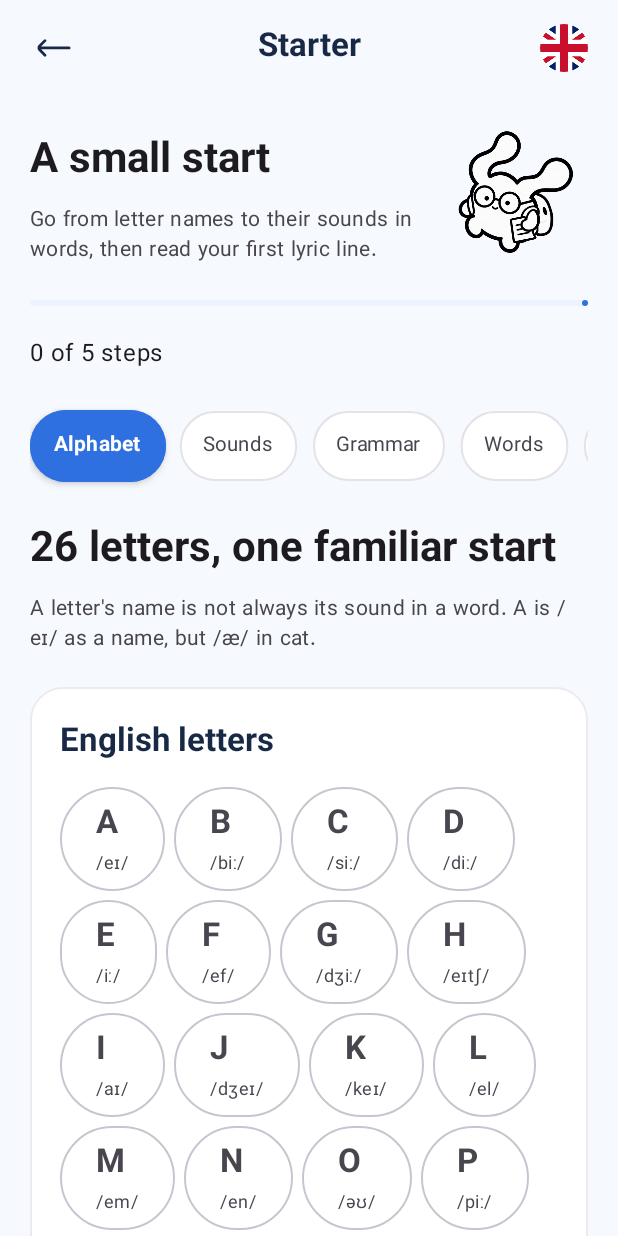
After one commit to khodehydro/reedance-android, an Android app built with Jetpack Compose: the StarterActivity screen opened directly, with no data from a screen before it, on a phone screen of 412 x 824 dp. The commit adds this screen. Run offline under Robolectric (Android 15) with nearby library versions, the phone set to English and light mode, and no system bars; our stand-ins replace Room's generated code; 1 statement that could not run was skipped.

Commit message:
feat: open starter in standalone activity with back and language flag header
Co-authored-by: arena-agent <297053741+arena-agent@users.noreply.github.com>

```diff
--- a/android/app/src/main/AndroidManifest.xml
+++ b/android/app/src/main/AndroidManifest.xml
@@ -7,6 +7,7 @@
         <activity android:name=".MainActivity" android:exported="true">
             <intent-filter><action android:name="android.intent.action.MAIN" /><category android:name="android.intent.category.LAUNCHER" /></intent-filter>
         </activity>
+        <activity android:name=".StarterActivity" android:exported="false" android:theme="@style/Theme.Reedance" />
         <service android:name=".media.PlaybackService" android:foregroundServiceType="mediaPlayback" android:exported="false">
             <intent-filter><action android:name="androidx.media3.session.MediaSessionService" /></intent-filter>
         </service>
--- /dev/null
+++ b/android/app/src/main/java/com/hydro/reedance/StarterActivity.kt
@@ -0,0 +1,39 @@
+package com.hydro.reedance
+
+import android.os.Bundle
+import androidx.activity.ComponentActivity
+import androidx.activity.SystemBarStyle
+import androidx.activity.compose.setContent
+import androidx.activity.enableEdgeToEdge
+import androidx.lifecycle.ViewModelProvider
+import com.hydro.reedance.data.AppModel
+import com.hydro.reedance.ui.ReedanceApp
+import com.hydro.reedance.ui.StarterDestination
+
+/** Separate task-stack entry; never composes MainShell or its floating menu. */
+class StarterActivity: ComponentActivity() {
+    private lateinit var model: AppModel
+    override fun onCreate(savedInstanceState: Bundle?) {
+        super.onCreate(savedInstanceState)
+        enableEdgeToEdge(navigationBarStyle = SystemBarStyle.auto(android.graphics.Color.TRANSPARENT, android.graphics.Color.TRANSPARENT))
+        model = ViewModelProvider(this)[AppModel::class.java]
+        setContent { ReedanceApp(model) { StarterDestination(model, ::finish) } }
+    }
+    override fun onResume() {
+        super.onResume()
+        model.foregroundActivity(true)
+    }
+    override fun onPause() {
+        model.foregroundActivity(false)
+        super.onPause()
+    }
+    override fun onStart() {
+        super.onStart()
+        model.recordVisit()
+        androidx.core.app.NotificationManagerCompat.from(this).cancel(com.hydro.reedance.notifications.LearningReminders.NOTIFICATION)
+    }
+    override fun onStop() {
+        model.recordVisit()
+        super.onStop()
+    }
+}
--- a/android/app/src/main/java/com/hydro/reedance/ui/App.kt
+++ b/android/app/src/main/java/com/hydro/reedance/ui/App.kt
@@ -24,7 +24,7 @@ import androidx.lifecycle.compose.collectAsStateWithLifecycle
 import com.hydro.reedance.R
 import com.hydro.reedance.data.*
 
-@Composable fun ReedanceApp(model: AppModel) {
+@Composable fun ReedanceApp(model: AppModel, destination: (@Composable () -> Unit)? = null) {
     val settings by model.settings.collectAsStateWithLifecycle()
     val ready by model.ready.collectAsStateWithLifecycle()
     val density = LocalDensity.current
@@ -51,6 +51,7 @@ import com.hydro.reedance.data.*
                     !ready -> Box(Modifier.fillMaxSize()) // Covered by the single system splash.
                     settings.language.isEmpty() -> Setup(model)
                     !settings.permissionsSetup -> PermissionSetup(model)
+                    destination != null -> destination()
                     else -> MainShell(model)
                 }
             } }
@@ -86,6 +87,7 @@ import com.hydro.reedance.data.*
     var reviewQuiz by rememberSaveable { mutableStateOf(false) }
     val snackbar = remember { SnackbarHostState() }
     val message by model.message.collectAsStateWithLifecycle()
+    val context = LocalContext.current
     val settings by model.settings.collectAsStateWithLifecycle()
     val started by model.started.collectAsStateWithLifecycle()
     val playing by model.playing.collectAsStateWithLifecycle()
@@ -141,8 +143,7 @@ import com.hydro.reedance.data.*
          CompositionLocalProvider(LocalOverlayBottomInset provides if(independent) 0.dp else padding.calculateBottomPadding()) {
           pageStates.SaveableStateProvider(page) {
             when(page) {
-                "home", "explore" -> CatalogScreen(model, page == "home", { songId = it; navigate("song") }, { navigate("starter") }, { navigate("explore") })
-                "starter" -> StarterScreen(model)
+                "home", "explore" -> CatalogScreen(model, page == "home", { songId = it; navigate("song") }, { context.startActivity(android.content.Intent(context, com.hydro.reedance.StarterActivity::class.java)) }, { navigate("explore") })
                 "song" -> SongScreen(model, songId, songTab, { songTab = it }, { navigate("home") }, { reviewQuiz = false; navigate("quiz") })
                 "quiz" -> QuizScreen(model, reviewQuiz, { navigate(if(reviewQuiz) "review" else "song") }, { navigate("review") })
                 "review" -> ReviewScreen(model) { reviewQuiz = true; navigate("quiz") }
--- a/android/app/src/main/java/com/hydro/reedance/ui/Starter.kt
+++ b/android/app/src/main/java/com/hydro/reedance/ui/Starter.kt
@@ -13,12 +13,10 @@ import androidx.lifecycle.compose.collectAsStateWithLifecycle
 import com.hydro.reedance.data.*
 
 @OptIn(ExperimentalLayoutApi::class)
-@Composable fun StarterScreen(model: AppModel) {
+@Composable fun StarterScreen(model: AppModel, code: String) {
     val courses by model.starters.collectAsStateWithLifecycle()
     val progress by model.steps.collectAsStateWithLifecycle()
-    var language by rememberSaveable { mutableIntStateOf(0) }
-    var step by rememberSaveable { mutableIntStateOf(0) }
-    val code = listOf("en", "es", "ko")[language]
+    var step by rememberSaveable(code) { mutableIntStateOf(0) }
     val course = courses.obj(code)
     val fa = LocalFa.current
     val names = listOf(tr("حروف", "Alphabet"), tr("صداها", "Sounds"), tr("گرامر", "Grammar"), tr("واژه‌ها", "Words"), tr("اولین سطر", "First line"))
@@ -29,7 +27,6 @@ import com.hydro.reedance.data.*
             Column(Modifier.weight(1f)) { Heading(tr("استارتر", "A small start"), course.tr("intro", fa)) }
             StarterArtwork(Modifier.size(96.dp))
         }
-        ChoiceRow(listOf("English", "Español", "한국어"), language) { language = it; step = 0 }
         LinearProgressIndicator(progress = { done / 5f }, modifier = Modifier.fillMaxWidth())
         Text(tr("$done از ۵ قدم", "$done of 5 steps"))
         ChoiceRow(names.mapIndexed { i, text -> if(progress.any { it.targetLanguage == code && it.stepId == i }) "✓ $text" else text }, step) { step = it }
--- /dev/null
+++ b/android/app/src/main/java/com/hydro/reedance/ui/StarterDestination.kt
@@ -0,0 +1,62 @@
+package com.hydro.reedance.ui
+
+import androidx.compose.foundation.Image
+import androidx.compose.foundation.layout.*
+import androidx.compose.foundation.selection.selectable
+import androidx.compose.foundation.selection.selectableGroup
+import androidx.compose.foundation.shape.CircleShape
+import androidx.compose.material3.*
+import androidx.compose.runtime.*
+import androidx.compose.runtime.saveable.rememberSaveable
+import androidx.compose.ui.Alignment
+import androidx.compose.ui.Modifier
+import androidx.compose.ui.draw.clip
+import androidx.compose.ui.res.painterResource
+import androidx.compose.ui.semantics.Role
+import androidx.compose.ui.unit.dp
+import com.hydro.reedance.R
+import com.hydro.reedance.data.AppModel
+
+private val courseFlags = listOf("en" to R.drawable.flag_gb_circle, "es" to R.drawable.flag_es_circle, "ko" to R.drawable.flag_kr_circle)
+@Composable private fun courseLanguage(code: String) = when(code) {
+    "es" -> tr("اسپانیایی", "Spanish")
+    "ko" -> tr("کره‌ای", "Korean")
+    else -> tr("انگلیسی", "English")
+}
+
+@OptIn(ExperimentalMaterial3Api::class)
+@Composable internal fun StarterDestination(model: AppModel, back: () -> Unit) {
+    var language by rememberSaveable { mutableStateOf(model.settings.value.targetLanguage) }
+    var choosing by rememberSaveable { mutableStateOf(false) }
+    val selected = courseFlags.firstOrNull { it.first == language } ?: courseFlags.first()
+    Scaffold(containerColor = MaterialTheme.colorScheme.background, topBar = {
+        HeaderSurface {
+            Row(Modifier.fillMaxWidth().statusBarsPadding().padding(horizontal = 12.dp, vertical = 8.dp), verticalAlignment = Alignment.CenterVertically) {
+                PressIconButton(back, Modifier.size(48.dp)) { AppIcon(UiIcons.Back, tr("بازگشت", "Back")) }
+                Box(Modifier.weight(1f), contentAlignment = Alignment.Center) {
+                    Text(tr("استارتر", "Starter"), style = MaterialTheme.typography.titleLarge)
+                }
+                PressIconButton({ choosing = true }, Modifier.size(48.dp)) {
+                    Image(painterResource(selected.second), tr("انتخاب زبان آموزش", "Choose learning language") + ": " + courseLanguage(selected.first), Modifier.size(32.dp).clip(CircleShape))
+                }
+            }
+        }
+    }) { padding ->
+        CompositionLocalProvider(LocalOverlayBottomInset provides 0.dp) {
+            Box(Modifier.fillMaxSize().padding(padding)) { StarterScreen(model, selected.first) }
+        }
+    }
+    if(choosing) ModalBottomSheet(onDismissRequest = { choosing = false }) {
+        Column(Modifier.fillMaxWidth().padding(horizontal = 24.dp).padding(bottom = 24.dp).selectableGroup(), verticalArrangement = Arrangement.spacedBy(12.dp)) {
+            Text(tr("زبان آموزش استارتر", "Starter learning language"), style = MaterialTheme.typography.titleLarge)
+            courseFlags.forEach { (code, flag) ->
+                Row(Modifier.fillMaxWidth().clip(CircleShape).selectable(code == selected.first, role = Role.RadioButton,
+                    onClick = { language = code; choosing = false }).padding(12.dp), verticalAlignment = Alignment.CenterVertically, horizontalArrangement = Arrangement.spacedBy(16.dp)) {
+                    Image(painterResource(flag), null, Modifier.size(36.dp).clip(CircleShape))
+                    Text(courseLanguage(code), Modifier.weight(1f))
+                    PressRadioButton(code == selected.first, null)
+                }
+            }
+        }
+    }
+}
```
Also changed, not shown: 2 other files.
